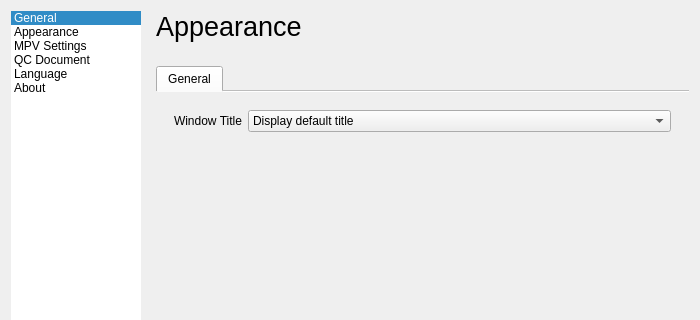
Before: the Qt Designer form gui/preferences.ui in mpvqc/mpvQC, drawn with Qt 5; both pictures show x 0 to 700 and y 0 to 320 of the 700 by 551 pixel window.
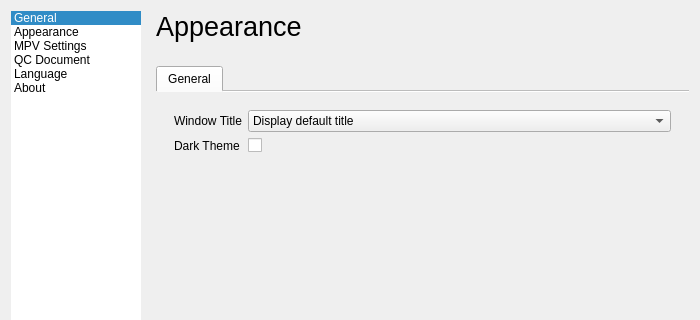
After: the same form once the commit is applied. The open tabs and pages were chosen to show the change. Icons and pictures are not drawn.

Commit message:
Re-add dark theme option + Layout fixes
Small layout fixes:
 * Margin on General Tab
 * About tab widget matches MPV tab widget

Diff of the .ui file:
```diff
--- a/gui/preferences.ui
+++ b/gui/preferences.ui
@@ -575,6 +575,29 @@
                       </item>
                      </widget>
                     </item>
+                    <item row="1" column="0">
+                     <widget class="QLabel" name="pageAppearanceGeneralDarkThemeLabel">
+                      <property name="text">
+                       <string>Dark Theme</string>
+                      </property>
+                     </widget>
+                    </item>
+                    <item row="1" column="1">
+                     <widget class="QCheckBox" name="pageAppearanceGeneralDarkThemeCheckBox">
+                      <property name="enabled">
+                       <bool>true</bool>
+                      </property>
+                      <property name="sizePolicy">
+                       <sizepolicy hsizetype="Preferred" vsizetype="Preferred">
+                        <horstretch>0</horstretch>
+                        <verstretch>0</verstretch>
+                       </sizepolicy>
+                      </property>
+                      <property name="text">
+                       <string notr="true"/>
+                      </property>
+                     </widget>
+                    </item>
                    </layout>
                   </widget>
                  </item>
```
Left out of the diff: 7 changed lines with no effect on the pictures. The commit also changes 9 other files.
